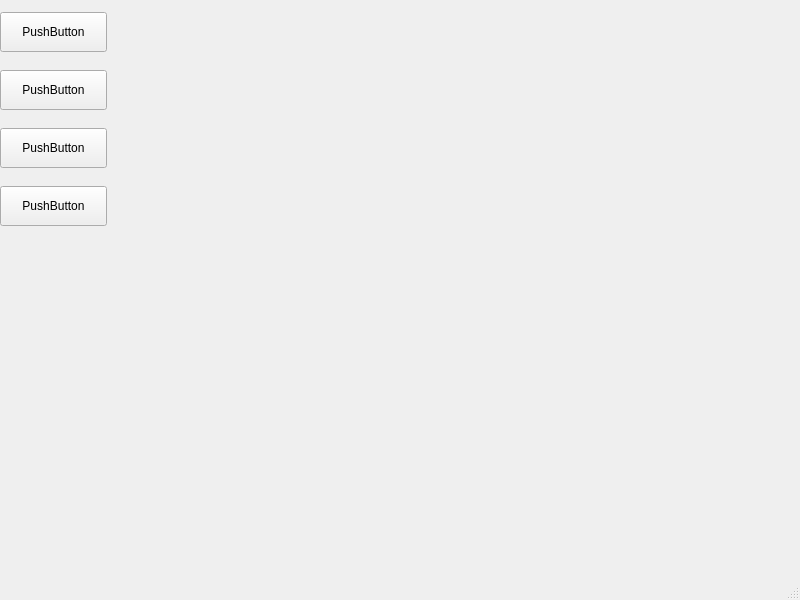
Before: the Qt Designer form mainwindow.ui in Sirovich/FileManager, drawn with Qt 5.
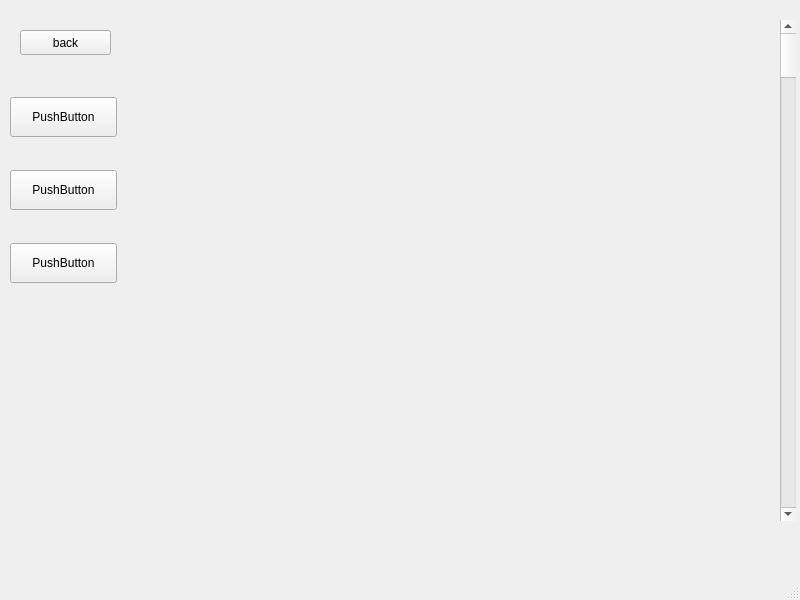
After: the same form once the commit is applied.

The edit to the form file:
```diff
--- a/mainwindow.ui
+++ b/mainwindow.ui
@@ -17,8 +17,8 @@
    <widget class="QWidget" name="verticalWidget" native="true">
     <property name="geometry">
      <rect>
-      <x>0</x>
-      <y>0</y>
+      <x>10</x>
+      <y>70</y>
       <width>107</width>
       <height>242</height>
      </rect>
@@ -63,35 +63,45 @@
        </property>
       </widget>
      </item>
-     <item>
-      <widget class="QPushButton" name="pushButton_2">
-       <property name="enabled">
-        <bool>true</bool>
-       </property>
-       <property name="minimumSize">
-        <size>
-         <width>0</width>
-         <height>40</height>
-        </size>
-       </property>
-       <property name="text">
-        <string>PushButton</string>
-       </property>
-      </widget>
-     </item>
     </layout>
    </widget>
+   <widget class="QScrollBar" name="verticalScrollBar">
+    <property name="geometry">
+     <rect>
+      <x>780</x>
+      <y>20</y>
+      <width>16</width>
+      <height>501</height>
+     </rect>
+    </property>
+    <property name="orientation">
+     <enum>Qt::Vertical</enum>
+    </property>
+   </widget>
    <widget class="QWidget" name="gridLayoutWidget">
     <property name="geometry">
      <rect>
       <x>120</x>
-      <y>10</y>
-      <width>661</width>
-      <height>531</height>
+      <y>20</y>
+      <width>651</width>
+      <height>501</height>
      </rect>
     </property>
     <layout class="QGridLayout" name="gridLayout"/>
    </widget>
+   <widget class="QPushButton" name="backButton">
+    <property name="geometry">
+     <rect>
+      <x>20</x>
+      <y>30</y>
+      <width>91</width>
+      <height>25</height>
+     </rect>
+    </property>
+    <property name="text">
+     <string>back</string>
+    </property>
+   </widget>
   </widget>
   <widget class="QMenuBar" name="menubar">
    <property name="geometry">
```
